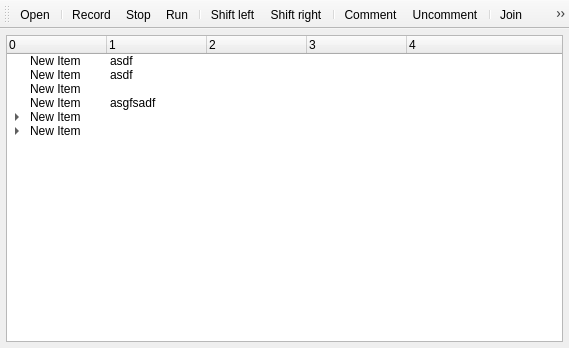
First picture: the form in pyguibot/views/main.ui, repository pyrochlore/PyGUIBot, before the edit.
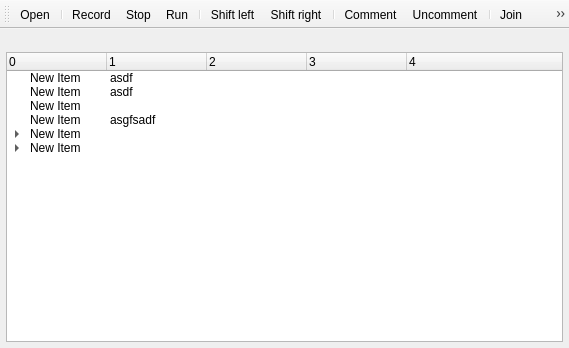
Second picture: the form after the edit. Icons and pictures are not drawn.

Commit message: Fix if src_path is None; fix for _record's stdout; KeyboardInterrupt is captured; status messages are implemented

What changed in the file:
```diff
--- a/pyguibot/views/main.ui
+++ b/pyguibot/views/main.ui
@@ -33,6 +33,16 @@
     <property name="bottomMargin">
      <number>6</number>
     </property>
+    <item>
+     <widget class="QLabel" name="status_label">
+      <property name="sizePolicy">
+       <sizepolicy hsizetype="Expanding" vsizetype="Preferred">
+        <horstretch>0</horstretch>
+        <verstretch>0</verstretch>
+       </sizepolicy>
+      </property>
+     </widget>
+    </item>
     <item>
      <widget class="QTreeWidget" name="commands_tree">
       <property name="acceptDrops">
```
The commit also changes 4 other files.
